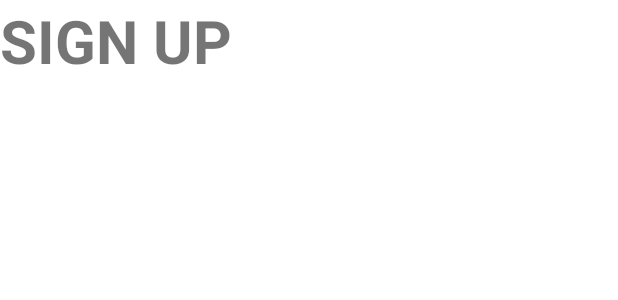
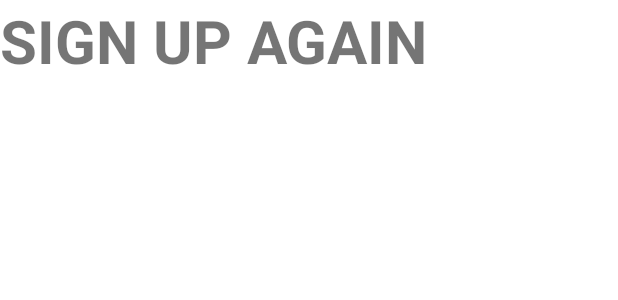
Before and after one commit to snehalgore1/Votepol, an Android app: the layout activity_main.xml on its own in the app's theme, with its tools: preview values and no code run, on a phone screen of 412 x 824 dp. Shown: the top 300 px of the screen. Run offline under Robolectric (Android 15) with nearby library versions, the phone set to English and light mode, and no system bars.

Commit message:
sign up again

```diff
--- a/app/src/main/res/layout/activity_main.xml
+++ b/app/src/main/res/layout/activity_main.xml
@@ -9,7 +9,7 @@
     <TextView
         android:layout_width="wrap_content"
         android:layout_height="wrap_content"
-        android:text="Sign up"
+        android:text="Sign up again"
         android:textAllCaps="true"
         android:textSize="40sp"
         android:textStyle="bold"
```
